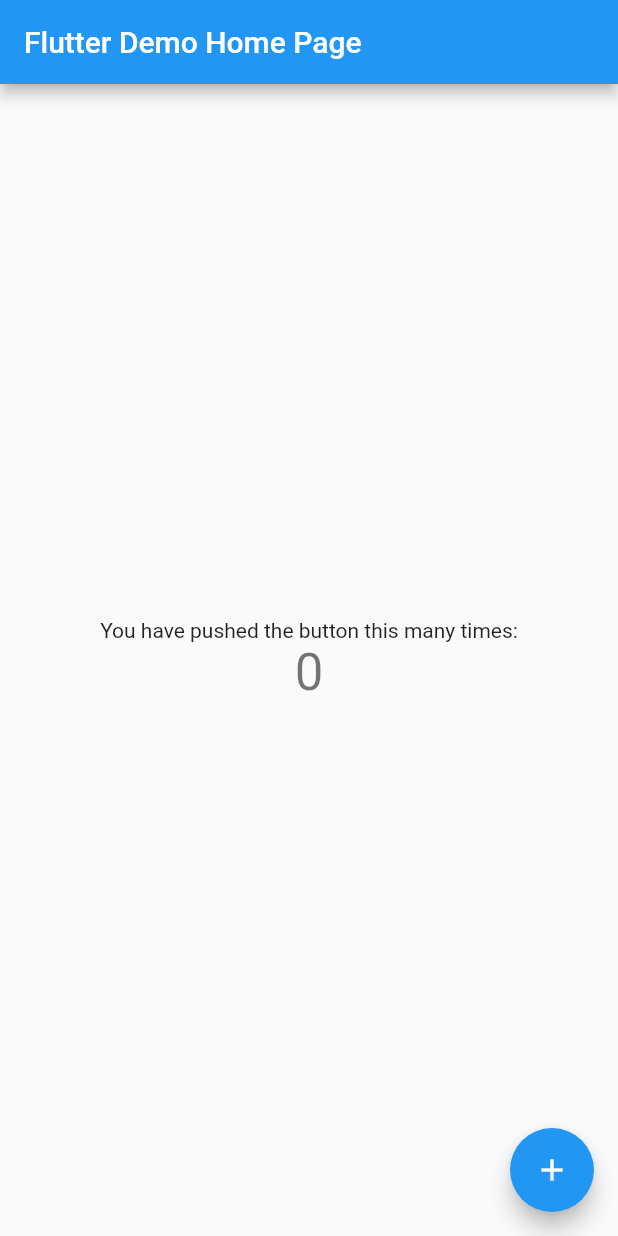
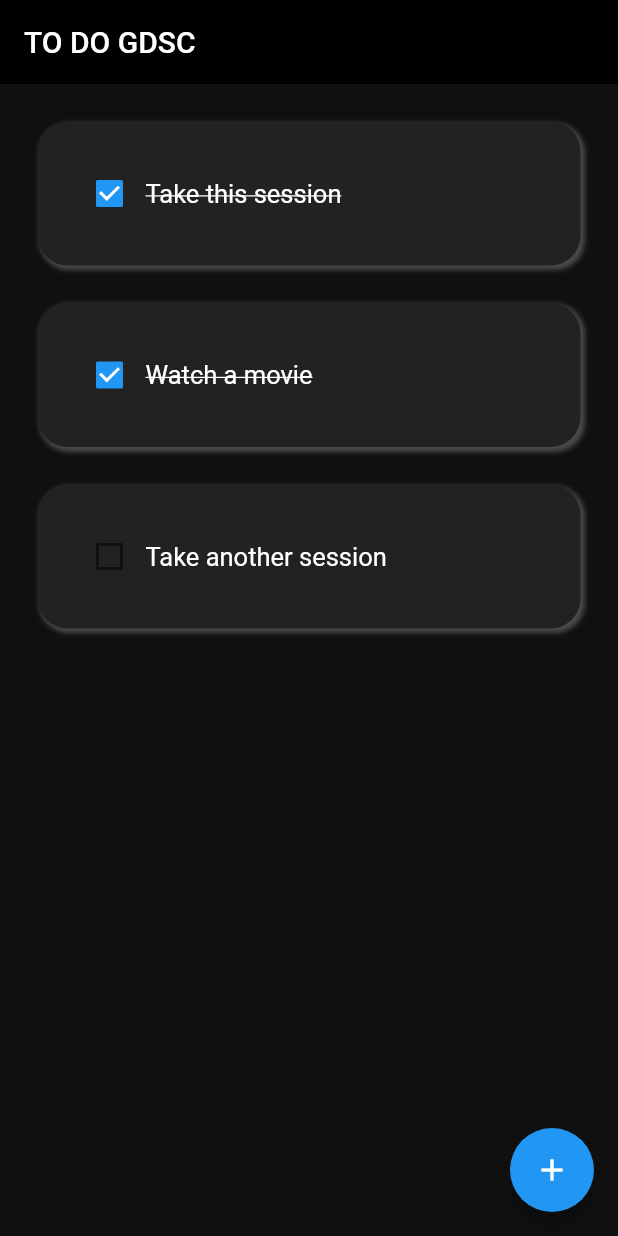
Before and after one commit to vishalsankar/Flutter-Fastforward-Internal-App, a Flutter app: the screen it shows after launch, on a phone screen of 412 x 824 dp. Run offline on Flutter 3.47's test engine with Material 2 defaults, Android fonts, the phone set to English and light mode, and no system bars.

Commit message:
initial commit

```diff
--- a/lib/main.dart
+++ b/lib/main.dart
@@ -1,4 +1,5 @@
 import 'package:flutter/material.dart';
+import 'package:flutterfastforwardapp/screens/homepage.dart';
 
 void main() {
   runApp(const MyApp());
@@ -7,109 +8,11 @@ void main() {
 class MyApp extends StatelessWidget {
   const MyApp({super.key});
 
-  // This widget is the root of your application.
   @override
   Widget build(BuildContext context) {
     return MaterialApp(
-      title: 'Flutter Demo',
-      theme: ThemeData(
-        // This is the theme of your application.
-        //
-        // Try running your application with "flutter run". You'll see the
-        // application has a blue toolbar. Then, without quitting the app, try
-        // changing the primarySwatch below to Colors.green and then invoke
-        // "hot reload" (press "r" in the console where you ran "flutter run",
-        // or simply save your changes to "hot reload" in a Flutter IDE).
-        // Notice that the counter didn't reset back to zero; the application
-        // is not restarted.
-        primarySwatch: Colors.blue,
-      ),
-      home: const MyHomePage(title: 'Flutter Demo Home Page'),
+      debugShowCheckedModeBanner: false,
+      home: Homepage(),
     );
   }
 }
-
-class MyHomePage extends StatefulWidget {
-  const MyHomePage({super.key, required this.title});
-
-  // This widget is the home page of your application. It is stateful, meaning
-  // that it has a State object (defined below) that contains fields that affect
-  // how it looks.
-
-  // This class is the configuration for the state. It holds the values (in this
-  // case the title) provided by the parent (in this case the App widget) and
-  // used by the build method of the State. Fields in a Widget subclass are
-  // always marked "final".
-
-  final String title;
-
-  @override
-  State<MyHomePage> createState() => _MyHomePageState();
-}
-
-class _MyHomePageState extends State<MyHomePage> {
-  int _counter = 0;
-
-  void _incrementCounter() {
-    setState(() {
-      // This call to setState tells the Flutter framework that something has
-      // changed in this State, which causes it to rerun the build method below
-      // so that the display can reflect the updated values. If we changed
-      // _counter without calling setState(), then the build method would not be
-      // called again, and so nothing would appear to happen.
-      _counter++;
-    });
-  }
-
-  @override
-  Widget build(BuildContext context) {
-    // This method is rerun every time setState is called, for instance as done
-    // by the _incrementCounter method above.
-    //
-    // The Flutter framework has been optimized to make rerunning build methods
-    // fast, so that you can just rebuild anything that needs updating rather
-    // than having to individually change instances of widgets.
-    return Scaffold(
-      appBar: AppBar(
-        // Here we take the value from the MyHomePage object that was created by
-        // the App.build method, and use it to set our appbar title.
-        title: Text(widget.title),
-      ),
-      body: Center(
-        // Center is a layout widget. It takes a single child and positions it
-        // in the middle of the parent.
-        child: Column(
-          // Column is also a layout widget. It takes a list of children and
-          // arranges them vertically. By default, it sizes itself to fit its
-          // children horizontally, and tries to be as tall as its parent.
-          //
-          // Invoke "debug painting" (press "p" in the console, choose the
-          // "Toggle Debug Paint" action from the Flutter Inspector in Android
-          // Studio, or the "Toggle Debug Paint" command in Visual Studio Code)
-          // to see the wireframe for each widget.
-          //
-          // Column has various properties to control how it sizes itself and
-          // how it positions its children. Here we use mainAxisAlignment to
-          // center the children vertically; the main axis here is the vertical
-          // axis because Columns are vertical (the cross axis would be
-          // horizontal).
-          mainAxisAlignment: MainAxisAlignment.center,
-          children: <Widget>[
-            const Text(
-              'You have pushed the button this many times:',
-            ),
-            Text(
-              '$_counter',
-              style: Theme.of(context).textTheme.headline4,
-            ),
-          ],
-        ),
-      ),
-      floatingActionButton: FloatingActionButton(
-        onPressed: _incrementCounter,
-        tooltip: 'Increment',
-        child: const Icon(Icons.add),
-      ), // This trailing comma makes auto-formatting nicer for build methods.
-    );
-  }
-}
--- /dev/null
+++ b/lib/screens/homepage.dart
@@ -0,0 +1,57 @@
+import 'package:flutter/material.dart';
+import 'package:flutterfastforwardapp/widgets/tabs.dart';
+
+class Homepage extends StatefulWidget {
+  const Homepage({super.key});
+
+  @override
+  State<Homepage> createState() => _HomepageState();
+}
+
+class _HomepageState extends State<Homepage> {
+  List tasks = [
+    [
+      "Take this session",
+      true,
+    ],
+    [
+      "Watch a movie",
+      true,
+    ],
+    [
+      "Take another session",
+      false,
+    ],
+  ];
+  void Clicked(bool? value, int index) {
+    setState(() {
+      tasks[index][1] = !tasks[index][1];
+    });
+  }
+
+  @override
+  Widget build(BuildContext context) {
+    return Scaffold(
+      floatingActionButton: FloatingActionButton(
+        onPressed: () {},
+        child: Icon(Icons.add),
+      ),
+      backgroundColor: Color.fromARGB(255, 16, 16, 16),
+      appBar: AppBar(
+        backgroundColor: Colors.black,
+        title: Text('TO DO GDSC'),
+        elevation: 0,
+      ),
+      body: ListView.builder(
+        itemCount: tasks.length,
+        itemBuilder: (context, index) {
+          return Tabs(
+            taskname: tasks[index][0],
+            check: tasks[index][1],
+            changed: (value) => Clicked(value, index),
+          );
+        },
+      ),
+    );
+  }
+}
--- /dev/null
+++ b/lib/widgets/tabs.dart
@@ -0,0 +1,52 @@
+// TODO Implement this library.import 'package:flutter/material.dart';
+import 'package:flutter/material.dart';
+
+class Tabs extends StatefulWidget {
+  final taskname;
+  final bool check;
+  Function(bool?) changed;
+
+  Tabs({super.key, this.taskname, required this.check, required this.changed});
+
+  @override
+  State<Tabs> createState() => _TabsState();
+}
+
+class _TabsState extends State<Tabs> {
+  @override
+  Widget build(BuildContext context) {
+    return Padding(
+      padding: const EdgeInsets.only(left: 25, right: 25, top: 25),
+      child: Container(
+        decoration: BoxDecoration(
+          boxShadow: [
+            BoxShadow(
+              color: Color.fromARGB(255, 73, 73, 73),
+              offset: const Offset(
+                2.0,
+                2.0,
+              ),
+              blurRadius: 2.0,
+              spreadRadius: 1.0,
+            )
+          ],
+          borderRadius: BorderRadius.circular(20),
+          color: Color.fromARGB(255, 34, 34, 34),
+        ),
+        padding: EdgeInsets.all(24),
+        child: Row(children: [
+          Checkbox(value: widget.check, onChanged: widget.changed),
+          Text(
+            widget.taskname,
+            style: TextStyle(
+                fontSize: 17,
+                color: Colors.white,
+                decoration: widget.check
+                    ? TextDecoration.lineThrough
+                    : TextDecoration.none),
+          )
+        ]),
+      ),
+    );
+  }
+}
```
Also changed, not shown: lib/screens/loginpage.dart (added), pubspec.lock.
